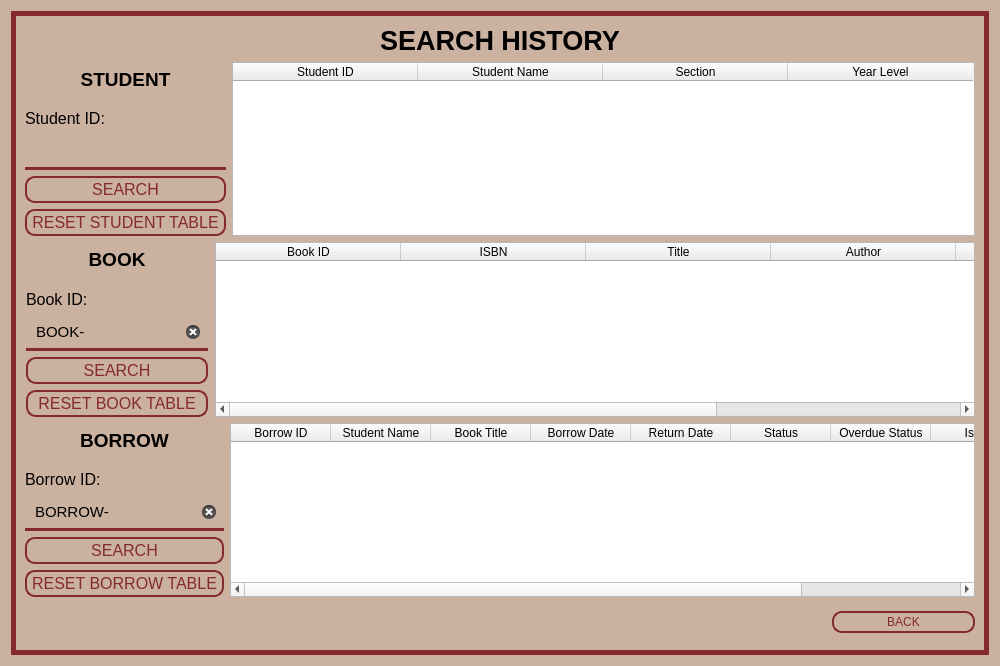
Qt form ui/search_history.ui (blaterwolf/lmspy) before a commit.
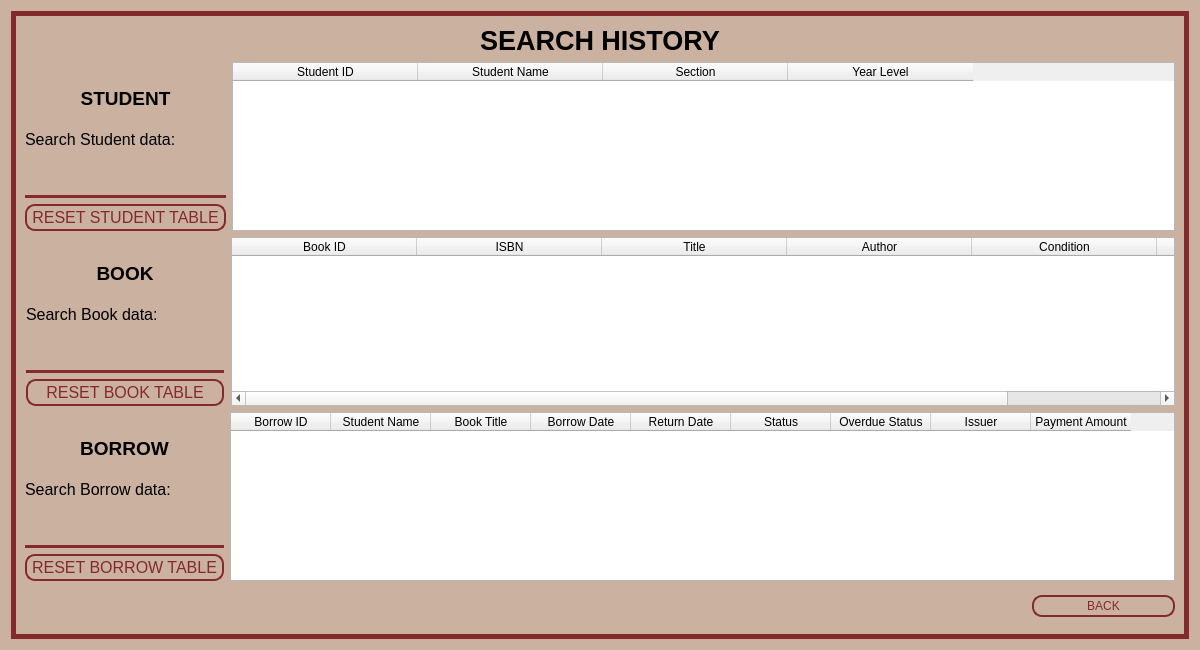
The same form after that commit.

The edit to the form file:
```diff
--- a/ui/search_history.ui
+++ b/ui/search_history.ui
@@ -6,8 +6,8 @@
    <rect>
     <x>0</x>
     <y>0</y>
-    <width>1000</width>
-    <height>666</height>
+    <width>1200</width>
+    <height>650</height>
    </rect>
   </property>
   <property name="windowTitle">
@@ -74,7 +74,7 @@
                <string>STUDENT</string>
               </property>
               <property name="alignment">
-               <set>Qt::AlignCenter</set>
+               <set>Qt::AlignBottom|Qt::AlignHCenter</set>
               </property>
              </widget>
             </item>
@@ -86,7 +86,7 @@
                </font>
               </property>
               <property name="text">
-               <string>Student ID:</string>
+               <string>Search Student data:</string>
               </property>
               <property name="alignment">
                <set>Qt::AlignLeading|Qt::AlignLeft|Qt::AlignVCenter</set>
@@ -132,38 +132,6 @@
               </property>
              </widget>
             </item>
-            <item>
-             <widget class="QPushButton" name="student_search_button">
-              <property name="font">
-               <font>
-                <pointsize>12</pointsize>
-                <italic>false</italic>
-                <bold>false</bold>
-               </font>
-              </property>
-              <property name="cursor">
-               <cursorShape>PointingHandCursor</cursorShape>
-              </property>
-              <property name="styleSheet">
-               <string notr="true">QPushButton{
-	color: #842a2d;
-	font: 12pt &quot;Franklin Gothic Book&quot; bold;
-	border: 2px solid #842a2d;
-	padding: 2px 53px;
-	border-radius: 10px;
-	opacity: 100;
-}
-
-QPushButton:hover{
-    background-color: #842a2d;
-	color: #CBB1A0;
-}</string>
-              </property>
-              <property name="text">
-               <string>SEARCH</string>
-              </property>
-             </widget>
-            </item>
             <item>
              <widget class="QPushButton" name="student_reset_button">
               <property name="font">
@@ -189,6 +157,11 @@
 QPushButton:hover{
     background-color: #842a2d;
 	color: #CBB1A0;
+}
+
+QPushButton:pressed{
+background-color: #b34044;
+border: 5px solid #b34044;
 }</string>
               </property>
               <property name="text">
@@ -249,7 +222,7 @@
                <string>BOOK</string>
               </property>
               <property name="alignment">
-               <set>Qt::AlignCenter</set>
+               <set>Qt::AlignBottom|Qt::AlignHCenter</set>
               </property>
              </widget>
             </item>
@@ -261,7 +234,7 @@
                </font>
               </property>
               <property name="text">
-               <string>Book ID:</string>
+               <string>Search Book data:</string>
               </property>
               <property name="alignment">
                <set>Qt::AlignLeading|Qt::AlignLeft|Qt::AlignVCenter</set>
@@ -293,7 +266,7 @@
                <string/>
               </property>
               <property name="text">
-               <string>BOOK-</string>
+               <string/>
               </property>
               <property name="maxLength">
                <number>10</number>
@@ -313,38 +286,6 @@
               </property>
              </widget>
             </item>
-            <item>
-             <widget class="QPushButton" name="book_search_button">
-              <property name="font">
-               <font>
-                <pointsize>12</pointsize>
-                <italic>false</italic>
-                <bold>false</bold>
-               </font>
-              </property>
-              <property name="cursor">
-               <cursorShape>PointingHandCursor</cursorShape>
-              </property>
-              <property name="styleSheet">
-               <string notr="true">QPushButton{
-	color: #842a2d;
-	font: 12pt &quot;Franklin Gothic Book&quot; bold;
-	border: 2px solid #842a2d;
-	padding: 2px 53px;
-	border-radius: 10px;
-	opacity: 100;
-}
-
-QPushButton:hover{
-    background-color: #842a2d;
-	color: #CBB1A0;
-}</string>
-              </property>
-              <property name="text">
-               <string>SEARCH</string>
-              </property>
-             </widget>
-            </item>
             <item>
              <widget class="QPushButton" name="book_reset_button">
               <property name="font">
@@ -370,10 +311,15 @@
 QPushButton:hover{
     background-color: #842a2d;
 	color: #CBB1A0;
+}
+
+QPushButton:pressed{
+background-color: #b34044;
+border: 5px solid #b34044;
 }</string>
               </property>
               <property name="text">
-               <string>RESET BOOK TABLE</string>
+               <string>   RESET BOOK TABLE   </string>
               </property>
              </widget>
             </item>
@@ -434,7 +380,7 @@
                <string>BORROW</string>
               </property>
               <property name="alignment">
-               <set>Qt::AlignCenter</set>
+               <set>Qt::AlignBottom|Qt::AlignHCenter</set>
               </property>
              </widget>
             </item>
@@ -446,7 +392,7 @@
                </font>
               </property>
               <property name="text">
-               <string>Borrow ID:</string>
+               <string>Search Borrow data:</string>
               </property>
               <property name="alignment">
                <set>Qt::AlignLeading|Qt::AlignLeft|Qt::AlignVCenter</set>
@@ -477,9 +423,6 @@
               <property name="inputMask">
                <string/>
               </property>
-              <property name="text">
-               <string>BORROW-</string>
-              </property>
               <property name="maxLength">
                <number>12</number>
               </property>
@@ -498,38 +441,6 @@
               </property>
              </widget>
             </item>
-            <item>
-             <widget class="QPushButton" name="borrow_search_button">
-              <property name="font">
-               <font>
-                <pointsize>12</pointsize>
-                <italic>false</italic>
-                <bold>false</bold>
-               </font>
-              </property>
-              <property name="cursor">
-               <cursorShape>PointingHandCursor</cursorShape>
-              </property>
-              <property name="styleSheet">
-               <string notr="true">QPushButton{
-	color: #842a2d;
-	font: 12pt &quot;Franklin Gothic Book&quot; bold;
-	border: 2px solid #842a2d;
-	padding: 2px 53px;
-	border-radius: 10px;
-	opacity: 100;
-}
-
-QPushButton:hover{
-    background-color: #842a2d;
-	color: #CBB1A0;
-}</string>
-              </property>
-              <property name="text">
-               <string>SEARCH</string>
-              </property>
-             </widget>
-            </item>
             <item>
              <widget class="QPushButton" name="borrow_reset_button">
               <property name="font">
@@ -555,6 +466,11 @@
 QPushButton:hover{
     background-color: #842a2d;
 	color: #CBB1A0;
+}
+
+QPushButton:pressed{
+background-color: #b34044;
+border: 5px solid #b34044;
 }</string>
               </property>
               <property name="text">
@@ -671,6 +587,11 @@
 QPushButton:hover{
     background-color: #842a2d;
 	color: #CBB1A0;
+}
+
+QPushButton:pressed{
+background-color: #b34044;
+border: 5px solid #b34044;
 }</string>
           </property>
           <property name="text">
```
